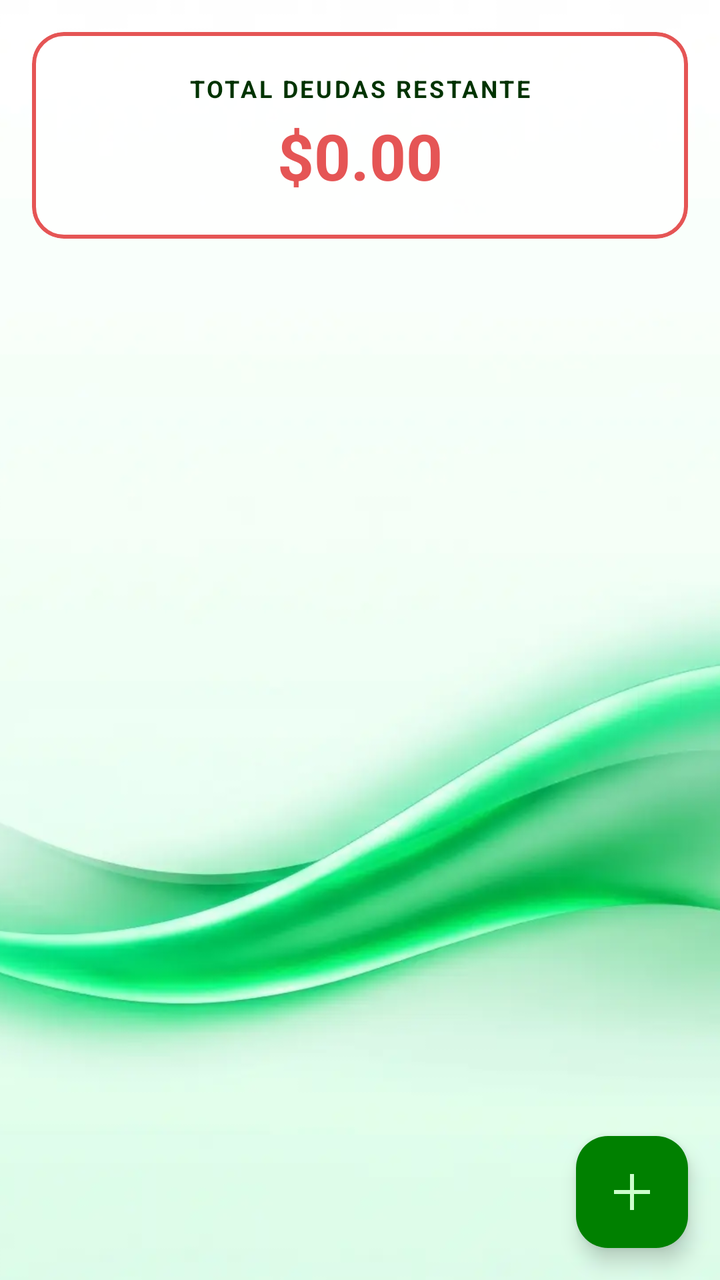
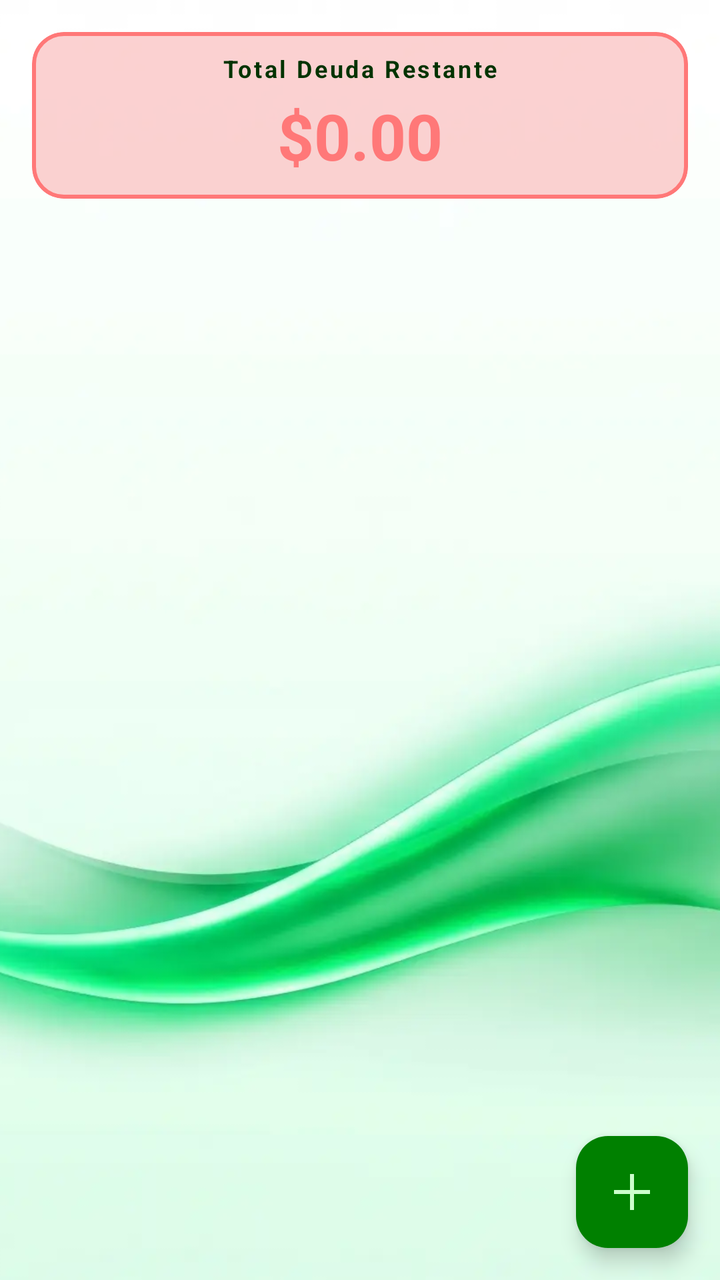

Compare the two renders of this Android layout. The source of the first and the diff that turns it into the second are given below.
<!-- AndroidManifest.xml: application theme Theme.MyLittleFinanControl -->
<!-- res/layout/fragment_balance.xml -->
<?xml version="1.0" encoding="utf-8"?>
<RelativeLayout xmlns:android="http://schemas.android.com/apk/res/android"
    xmlns:app="http://schemas.android.com/apk/res-auto"
    xmlns:tools="http://schemas.android.com/tools"
    android:layout_width="match_parent"
    android:layout_height="match_parent"
    android:fitsSystemWindows="true"
    tools:context=".Fragmentos.FragmentBalance">

    
    <ImageView
        android:id="@+id/imagenFondo"
        android:layout_width="match_parent"
        android:layout_height="match_parent"
        android:src="@drawable/background_1_ligth"
        android:scaleType="centerCrop" />

    
    <com.google.android.material.card.MaterialCardView
        android:id="@+id/cv_total_deudas"
        android:layout_width="match_parent"
        android:layout_height="wrap_content"
        android:layout_margin="16dp"
        app:cardCornerRadius="16dp"
        app:cardElevation="0dp"
        app:cardBackgroundColor="#CCFFFFFF"
        app:strokeWidth="2dp"
        app:strokeColor="@color/accent_alerta">

        <LinearLayout
            android:layout_width="match_parent"
            android:layout_height="wrap_content"
            android:orientation="vertical"
            android:padding="20dp"
            android:gravity="center">

            <TextView
                android:layout_width="wrap_content"
                android:layout_height="wrap_content"
                android:text="TOTAL DEUDAS RESTANTE"
                android:textSize="12sp"
                android:letterSpacing="0.1"
                android:textColor="@color/black"
                android:textStyle="bold" />

            <TextView
                android:id="@+id/tv_total_deudas_monto"
                android:layout_width="wrap_content"
                android:layout_height="wrap_content"
                android:text="$0.00"
                android:textSize="32sp"
                android:textColor="@color/accent_alerta"
                android:textStyle="bold"
                android:layout_marginTop="4dp"/>
        </LinearLayout>
    </com.google.android.material.card.MaterialCardView>

    
    <androidx.recyclerview.widget.RecyclerView
        android:id="@+id/rv_deudas"
        android:layout_width="match_parent"
        android:layout_height="match_parent"
        android:layout_below="@id/cv_total_deudas"
        android:background="@android:color/transparent"
        android:clipToPadding="false"
        android:paddingBottom="80dp"
        tools:listitem="@layout/item_deuda" />

    
    <com.google.android.material.floatingactionbutton.FloatingActionButton
        android:id="@+id/fab_agregar_deuda"
        android:layout_width="wrap_content"
        android:layout_height="wrap_content"
        android:layout_alignParentEnd="true"
        android:layout_alignParentBottom="true"
        android:layout_margin="16dp"
        android:src="@drawable/ic_add"
        app:backgroundTint="@color/primary"
        app:tint="@color/white"
        android:contentDescription="@string/txt_agregar_deuda" />

</RelativeLayout>
<!-- res/layout/item_deuda.xml (included above) -->
<?xml version="1.0" encoding="utf-8"?>
<com.google.android.material.card.MaterialCardView xmlns:android="http://schemas.android.com/apk/res/android"
    xmlns:app="http://schemas.android.com/apk/res-auto"
    android:layout_width="match_parent"
    android:layout_height="wrap_content"
    android:layout_marginHorizontal="16dp"
    android:layout_marginVertical="8dp"
    app:cardCornerRadius="12dp"
    app:cardElevation="0dp"
    app:cardBackgroundColor="@color/primary_glass"
    app:strokeWidth="1dp"
    app:strokeColor="@color/primary">

    <LinearLayout
        android:layout_width="match_parent"
        android:layout_height="wrap_content"
        android:orientation="vertical"
        android:padding="16dp">

        <RelativeLayout
            android:layout_width="match_parent"
            android:layout_height="wrap_content">

            <ImageView
                android:id="@+id/iv_icono_deuda"
                android:layout_width="32dp"
                android:layout_height="32dp"
                android:src="@drawable/ic_deuda"
                app:tint="@color/primary" />

            <LinearLayout
                android:layout_width="wrap_content"
                android:layout_height="wrap_content"
                android:layout_toEndOf="@id/iv_icono_deuda"
                android:layout_toStartOf="@+id/tv_valor_restante_top"
                android:layout_marginStart="12dp"
                android:orientation="vertical">

                <TextView
                    android:id="@+id/tv_concepto"
                    android:layout_width="wrap_content"
                    android:layout_height="wrap_content"
                    android:text="CONCEPTO"
                    android:textAllCaps="true"
                    android:textSize="16sp"
                    android:textStyle="bold"
                    android:textColor="@color/black" />

                <TextView
                    android:id="@+id/tv_tipo"
                    android:layout_width="wrap_content"
                    android:layout_height="wrap_content"
                    android:text="Tarjeta de Crédito"
                    android:textSize="13sp"
                    android:textColor="@color/primary" />
            </LinearLayout>

            <TextView
                android:id="@+id/tv_valor_restante_top"
                android:layout_width="wrap_content"
                android:layout_height="wrap_content"
                android:layout_alignParentEnd="true"
                android:text="$0.00"
                android:textSize="16sp"
                android:textStyle="bold"
                android:textColor="@color/primary" />
        </RelativeLayout>

        <TextView
            android:id="@+id/tv_descripcion"
            android:layout_width="match_parent"
            android:layout_height="wrap_content"
            android:layout_marginTop="8dp"
            android:text="Descripción de la deuda..."
            android:textSize="14sp"
            android:textColor="@color/black"
            android:maxLines="2"
            android:ellipsize="end" />

        <ProgressBar
            android:id="@+id/pb_deuda"
            style="?android:attr/progressBarStyleHorizontal"
            android:layout_width="match_parent"
            android:layout_height="8dp"
            android:layout_marginTop="12dp"
            android:progress="50"
            android:progressDrawable="@drawable/custom_progress_bar" />

        <RelativeLayout
            android:layout_width="match_parent"
            android:layout_height="wrap_content"
            android:layout_marginTop="4dp">

            <TextView
                android:id="@+id/tv_pagado_label"
                android:layout_width="wrap_content"
                android:layout_height="wrap_content"
                android:text="Pagado: $0.00"
                android:textSize="12sp"
                android:textColor="@color/primary" />

            <TextView
                android:id="@+id/tv_restante_label"
                android:layout_width="wrap_content"
                android:layout_height="wrap_content"
                android:layout_alignParentEnd="true"
                android:text="Restante: $0.00"
                android:textSize="12sp"
                android:textColor="@color/accent_alerta" />
        </RelativeLayout>

        <LinearLayout
            android:layout_width="wrap_content"
            android:layout_height="wrap_content"
            android:layout_gravity="end"
            android:layout_marginTop="12dp"
            android:orientation="horizontal">

            <ImageView
                android:id="@+id/iv_editar"
                android:layout_width="28dp"
                android:layout_height="28dp"
                android:src="@drawable/ic_edit"
                app:tint="@color/primary" />

            <ImageView
                android:id="@+id/iv_eliminar"
                android:layout_width="28dp"
                android:layout_height="28dp"
                android:src="@drawable/ic_delete"
                app:tint="@color/accent_alerta" />
        </LinearLayout>

    </LinearLayout>
</com.google.android.material.card.MaterialCardView>
<!-- resources referenced by this layout -->
<resources>
  <color name="accent_alerta">#E55555</color>
  <color name="black">#003300</color>
  <color name="primary">#008000</color>
  <color name="primary_glass">#66CCFFCC</color>
  <color name="white">#CCFFCC</color>
  <!-- drawable background_1_ligth: webp bitmap (drawable, 18726 bytes) -->
  <!-- drawable custom_progress_bar (drawable) -->
  <?xml version="1.0" encoding="utf-8"?>
  <layer-list xmlns:android="http://schemas.android.com/apk/res/android">
      <item android:id="@android:id/background">
          <shape>
              <corners android:radius="10dp" />
              <solid android:color="#303A4750" />
          </shape>
      </item>
      <item android:id="@android:id/progress">
          <clip>
              <shape>
                  <corners android:radius="10dp" />
                  <solid android:color="@color/primary" />
              </shape>
          </clip>
      </item>
  </layer-list>
  <!-- drawable ic_add (drawable) -->
  <vector xmlns:android="http://schemas.android.com/apk/res/android" android:autoMirrored="true" android:height="24dp" android:tint="#1F4F98" android:viewportHeight="960" android:viewportWidth="960" android:width="24dp">
        
      <path android:fillColor="@android:color/white" android:pathData="M440,840L440,520L120,520L120,440L440,440L440,120L520,120L520,440L840,440L840,520L520,520L520,840L440,840Z"/>
      
  </vector>
  <!-- drawable ic_delete (drawable) -->
  <vector xmlns:android="http://schemas.android.com/apk/res/android" android:autoMirrored="true" android:height="24dp" android:tint="#1F4F98" android:viewportHeight="24" android:viewportWidth="24" android:width="24dp">
        
      <path android:fillColor="@android:color/white" android:pathData="M6,19c0,1.1 0.9,2 2,2h8c1.1,0 2,-0.9 2,-2V7H6v12zM19,4h-3.5l-1,-1h-5l-1,1H5v2h14V4z"/>
      
  </vector>
  <!-- drawable ic_deuda (drawable) -->
  <vector xmlns:android="http://schemas.android.com/apk/res/android"
      android:width="24dp"
      android:height="24dp"
      android:viewportWidth="24"
      android:viewportHeight="24">
      <path
          android:fillColor="@color/primary"
          android:pathData="M11.8,2.1L3.9,5.1c-0.5,0.2 -0.9,0.8 -0.9,1.4v5.1c0,5.1 3.5,9.8 8.1,10.9c4.6,-1.1 8.1,-5.8 8.1,-10.9V6.5c0,-0.6 -0.4,-1.2 -0.9,-1.4l-7.9,-3c-0.2,-0.1 -0.4,-0.1 -0.6,0zM12,17c-1.1,0 -2,-0.9 -2,-2s0.9,-2 2,-2s2,0.9 2,2s-0.9,2 -2,2zM13,12h-2V7h2v5z"/>
  </vector>
  <!-- drawable ic_edit (drawable) -->
  <vector xmlns:android="http://schemas.android.com/apk/res/android" android:autoMirrored="true" android:height="24dp" android:tint="#1F4F98" android:viewportHeight="24" android:viewportWidth="24" android:width="24dp">
        
      <path android:fillColor="@android:color/white" android:pathData="M3,17.25V21h3.75L17.81,9.94l-3.75,-3.75L3,17.25zM20.71,7.04c0.39,-0.39 0.39,-1.02 0,-1.41l-2.34,-2.34c-0.39,-0.39 -1.02,-0.39 -1.41,0l-1.83,1.83 3.75,3.75 1.83,-1.83z"/>
      
  </vector>
  <string name="txt_agregar_deuda">Agregar Deuda</string>
  <style name="Theme.MyLittleFinanControl" parent="Base.Theme.MyLittleFinanControl" />
  <style name="Base.Theme.MyLittleFinanControl" parent="Theme.Material3.DayNight.NoActionBar">
          
          <item name="colorPrimary">@color/primary</item>
          <item name="colorOnPrimary">@color/white</item>
          <item name="colorSecondary">@color/secondary</item>
          <item name="colorOnSecondary">@color/white</item>
          
          
          <item name="android:windowBackground">@color/background_light</item>
          <item name="colorSurface">@color/background_light</item>
          
          
          <item name="colorError">@color/accent_alerta</item>
          
          
          <item name="android:statusBarColor">@color/background_light</item>
          <item name="android:windowLightStatusBar">true</item>
      </style>
  <color name="secondary">#33FF00</color>
  <color name="background_light">#CCFFCC</color>
</resources>

<!-- the commit's change to res/layout/fragment_balance.xml (unified diff, before → after) -->
@@ -12,7 +12,7 @@
         android:id="@+id/imagenFondo"
         android:layout_width="match_parent"
         android:layout_height="match_parent"
-        android:src="@drawable/background_1_ligth"
+        android:src="@drawable/background_1"
         android:scaleType="centerCrop" />
 
     
@@ -23,7 +23,7 @@
         android:layout_margin="16dp"
         app:cardCornerRadius="16dp"
         app:cardElevation="0dp"
-        app:cardBackgroundColor="#CCFFFFFF"
+        app:cardBackgroundColor="@color/accent_alerta_ligth"
         app:strokeWidth="2dp"
         app:strokeColor="@color/accent_alerta">
 
@@ -31,13 +31,13 @@
             android:layout_width="match_parent"
             android:layout_height="wrap_content"
             android:orientation="vertical"
-            android:padding="20dp"
+            android:padding="10dp"
             android:gravity="center">
 
             <TextView
                 android:layout_width="wrap_content"
                 android:layout_height="wrap_content"
-                android:text="TOTAL DEUDAS RESTANTE"
+                android:text="Total Deuda Restante"
                 android:textSize="12sp"
                 android:letterSpacing="0.1"
                 android:textColor="@color/black"
<!-- resource entries referenced after the edit -->
@@ -1,11 +1,12 @@
 <!-- resources referenced by this layout -->
 <resources>
-  <color name="accent_alerta">#E55555</color>
+  <color name="accent_alerta">#FF7878</color>
+  <color name="accent_alerta_ligth">#7BF69F9F</color>
   <color name="black">#003300</color>
   <color name="primary">#008000</color>
   <color name="primary_glass">#66CCFFCC</color>
   <color name="white">#CCFFCC</color>
-  <!-- drawable background_1_ligth: webp bitmap (drawable, 18726 bytes) -->
+  <!-- drawable background_1: webp bitmap (drawable, 18726 bytes) -->
   <!-- drawable custom_progress_bar (drawable) -->
   <?xml version="1.0" encoding="utf-8"?>
   <layer-list xmlns:android="http://schemas.android.com/apk/res/android">
